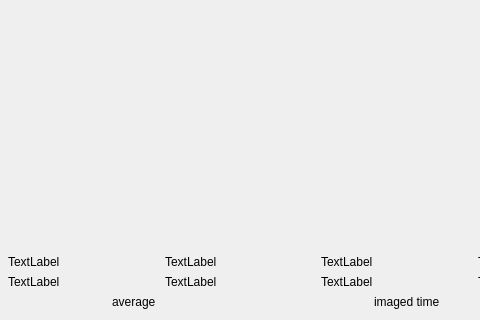
First picture: the form in win005.ui, repository caiks/WBOT02, before the edit; both pictures show x 160 to 640 and y 280 to 600 of the 800 by 600 pixel window.
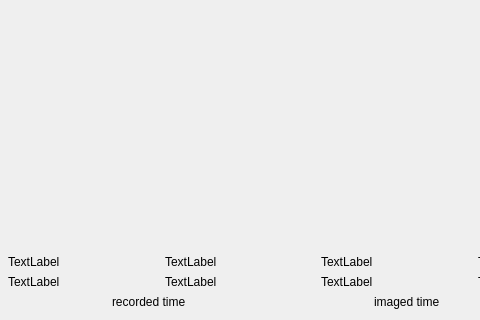
Second picture: the form after the edit.

```diff
--- a/win005.ui
+++ b/win005.ui
@@ -127,7 +127,7 @@
         </sizepolicy>
        </property>
        <property name="text">
-        <string>average</string>
+        <string>recorded time</string>
        </property>
       </widget>
      </item>
```
Left out of the diff: 2 changed lines with no effect on the pictures.
